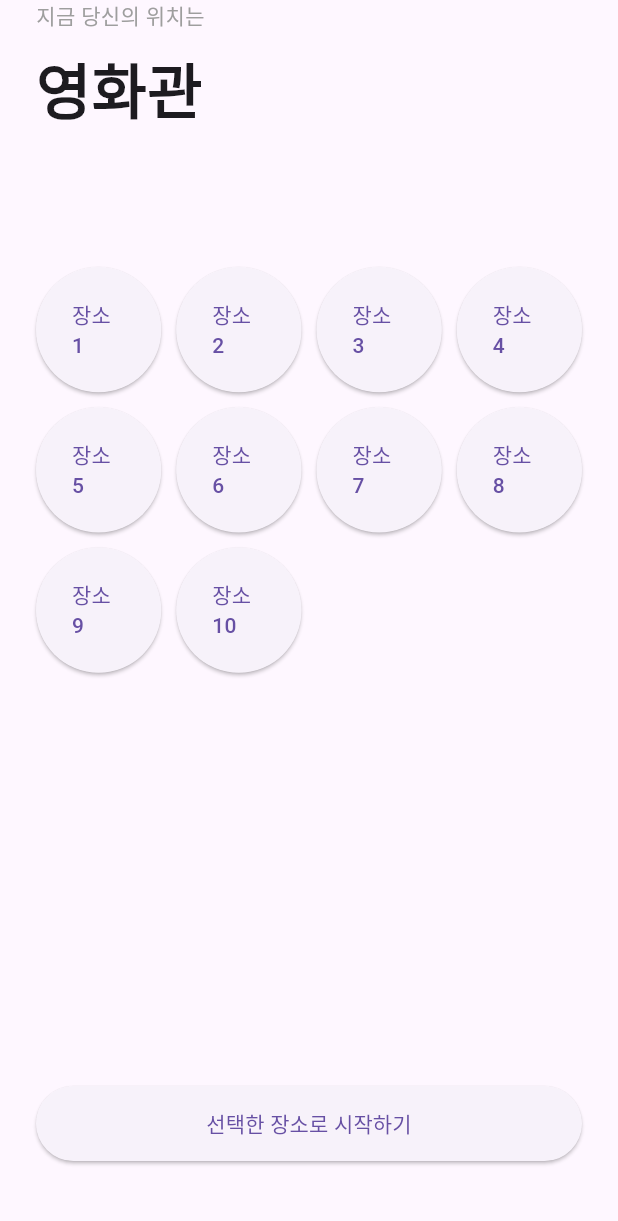
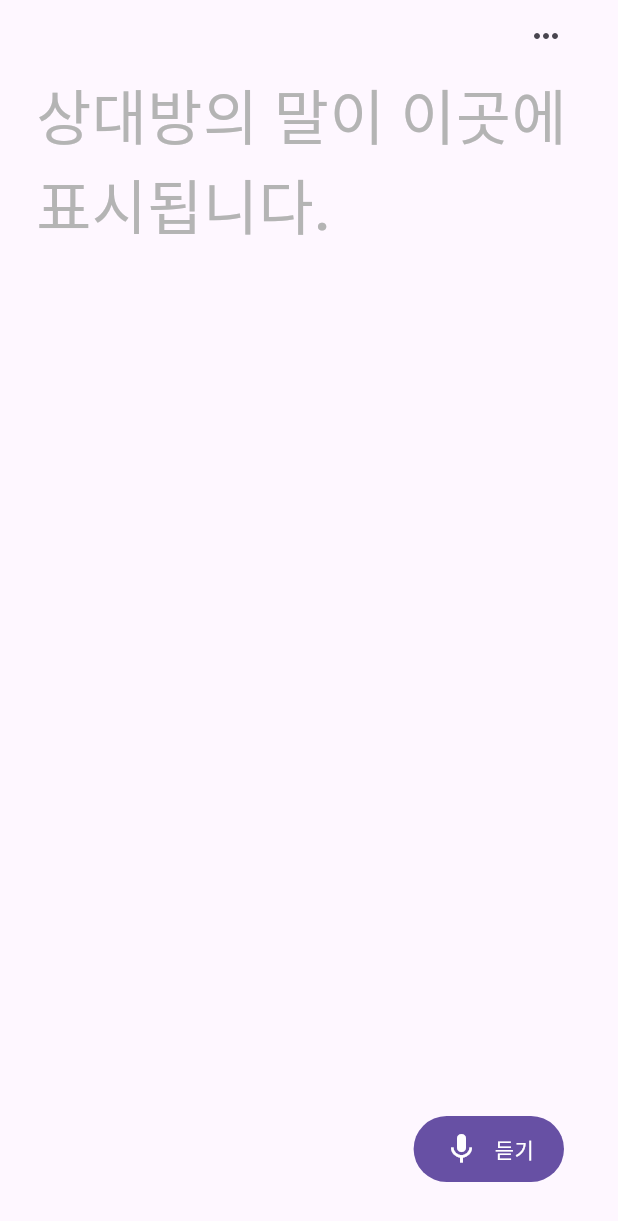
Before and after one commit to Pillar-Bridge/bridge-flutter, a Flutter app: the screen it shows after launch, after a tap on "선택한 장소로 시작하기", on a phone screen of 412 x 824 dp. Shown: the top 1221 px of the screen. Run offline on Flutter 3.47's test engine with Material 3 defaults, Android fonts, the phone set to English and light mode, and no system bars.

Commit message:
feat: Add voice recognition screen

```diff
--- a/lib/main.dart
+++ b/lib/main.dart
@@ -1,4 +1,6 @@
+import 'package:bridge_flutter/ui/screens/select_answer_screen.dart';
 import 'package:bridge_flutter/ui/screens/select_place_screen.dart';
+import 'package:bridge_flutter/ui/screens/voice_recognition_screen.dart';
 import 'package:flutter/material.dart';
 
 void main() {
@@ -15,6 +17,8 @@ class MainApp extends StatelessWidget {
       initialRoute: '/',
       routes: {
         '/': (context) => const SelectPlaceScreen(),
+        '/voice': (context) => const VoiceRecognitionScreen(),
+        '/answer': (context) => const SelectAnswerScreen()
       },
     );
   }
--- a/lib/ui/screens/select_place_screen.dart
+++ b/lib/ui/screens/select_place_screen.dart
@@ -1,4 +1,5 @@
 import 'package:flutter/material.dart';
+import 'package:bridge_flutter/ui/screens/voice_recognition_screen.dart';
 
 class SelectPlaceScreen extends StatefulWidget {
   const SelectPlaceScreen({super.key});
@@ -8,6 +9,13 @@ class SelectPlaceScreen extends StatefulWidget {
 }
 
 class _SelectPlaceScreenState extends State<SelectPlaceScreen> {
+  void _navigateToVoiceRecognitionScreen() {
+    Navigator.push(
+      context,
+      MaterialPageRoute(builder: (context) => VoiceRecognitionScreen()),
+    );
+  }
+
   @override
   Widget build(BuildContext context) {
     return Scaffold(
@@ -57,6 +65,7 @@ class _SelectPlaceScreenState extends State<SelectPlaceScreen> {
         child: ElevatedButton(
           onPressed: () {
             // 버튼 클릭시 행동
+            _navigateToVoiceRecognitionScreen();
           },
           child: Text('선택한 장소로 시작하기'),
         ),
--- /dev/null
+++ b/lib/ui/screens/voice_recognition_screen.dart
@@ -0,0 +1,129 @@
+import 'package:bridge_flutter/ui/screens/select_answer_screen.dart';
+import 'package:flutter/material.dart';
+
+enum ListeningState { ready, listening, waiting, finished }
+
+class VoiceRecognitionScreen extends StatefulWidget {
+  const VoiceRecognitionScreen({super.key});
+
+  @override
+  State<VoiceRecognitionScreen> createState() => _VoiceRecognitionScreenState();
+}
+
+class _VoiceRecognitionScreenState extends State<VoiceRecognitionScreen> {
+  ListeningState _listeningState = ListeningState.ready;
+
+  @override
+  Widget build(BuildContext context) {
+    return Scaffold(
+      body: AnimatedContainer(
+        duration: const Duration(seconds: 1),
+        decoration: BoxDecoration(
+          gradient: _listeningState == ListeningState.waiting
+              ? const RadialGradient(
+                  center: Alignment.topCenter,
+                  radius: 0.5,
+                  colors: [Color.fromRGBO(7, 148, 255, 0.20), Colors.white],
+                )
+              : null,
+        ),
+        child: SafeArea(
+          child: Padding(
+            padding: EdgeInsets.only(left: 24, right: 24),
+            child: Column(
+              crossAxisAlignment: CrossAxisAlignment.start,
+              children: [
+                Row(
+                  mainAxisAlignment: MainAxisAlignment.end,
+                  children: [
+                    IconButton(
+                      icon: Icon(Icons.more_horiz),
+                      onPressed: () {
+                        // TODO: Implement button action
+                      },
+                    ),
+                  ],
+                ),
+                Text(
+                  _listeningState == ListeningState.ready
+                      ? '상대방의 말이 이곳에 표시됩니다.'
+                      : _listeningState == ListeningState.listening
+                          ? '목소리를 듣고 있는 중입니다...'
+                          : _listeningState == ListeningState.waiting
+                              ? '...'
+                              : _listeningState == ListeningState.finished
+                                  ? '완료'
+                                  : '',
+                  style: TextStyle(
+                    color: _listeningState == ListeningState.ready
+                        ? Color(0xFFB4B4B4)
+                        : null,
+                    fontSize: 40,
+                    fontWeight: FontWeight.w500,
+                  ),
+                ),
+              ],
+            ),
+          ),
+        ),
+      ),
+      floatingActionButton: Container(
+        decoration: BoxDecoration(
+          color: Theme.of(context).primaryColor,
+          borderRadius: BorderRadius.circular(28),
+        ),
+        padding: EdgeInsets.symmetric(horizontal: 20, vertical: 10),
+        margin: EdgeInsets.only(right: 20, bottom: 20),
+        child: InkWell(
+          onTap: () {
+            setState(() {
+              if (_listeningState == ListeningState.ready) {
+                _listeningState = ListeningState.listening;
+
+                Future.delayed(Duration(seconds: 3), () {
+                  setState(() {
+                    _listeningState = ListeningState.waiting;
+                  });
+
+                  Future.delayed(Duration(seconds: 3), () {
+                    setState(() {
+                      _listeningState = ListeningState.finished;
+                    });
+                    Navigator.push(
+                      context,
+                      MaterialPageRoute(
+                          builder: (context) => SelectAnswerScreen()),
+                    );
+                  });
+                });
+              } else if (_listeningState == ListeningState.listening) {
+                _listeningState = ListeningState.ready;
+              }
+            });
+          },
+          child: AnimatedSwitcher(
+            duration: Duration(milliseconds: 200),
+            transitionBuilder: (Widget child, Animation<double> animation) {
+              return ScaleTransition(child: child, scale: animation);
+            },
+            child: Row(
+              key: ValueKey<bool>(_listeningState == ListeningState.listening),
+              mainAxisSize: MainAxisSize.min,
+              children: [
+                Icon(
+                    _listeningState == ListeningState.ready
+                        ? Icons.mic
+                        : Icons.stop,
+                    color: Colors.white),
+                SizedBox(width: 10),
+                Text(_listeningState == ListeningState.ready ? '듣기' : '중지',
+                    style: TextStyle(color: Colors.white)),
+              ],
+            ),
+          ),
+        ),
+      ),
+      floatingActionButtonLocation: FloatingActionButtonLocation.endFloat,
+    );
+  }
+}
```
Also changed, not shown: lib/ui/screens/select_answer_screen.dart (+47 -0 lines).
